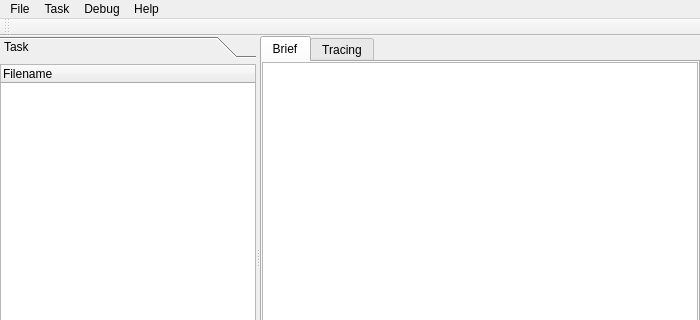
The window that index/mainframe/mainframe.ui (lishnih/index) describes before a commit, drawn with Qt 5; both pictures show x 0 to 700 and y 0 to 320 of the 700 by 500 pixel window.
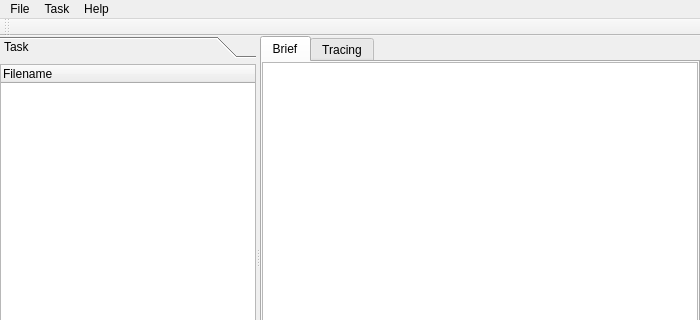
The same window after the commit.

The edit to the form file:
```diff
--- a/index/mainframe/mainframe.ui
+++ b/index/mainframe/mainframe.ui
@@ -171,7 +171,7 @@
      <x>0</x>
      <y>0</y>
      <width>700</width>
-     <height>21</height>
+     <height>26</height>
     </rect>
    </property>
    <widget class="QMenu" name="menuFile">
@@ -191,12 +191,6 @@
     <addaction name="actionAbout"/>
     <addaction name="actionAbout_Qt"/>
    </widget>
-   <widget class="QMenu" name="menuDebug">
-    <property name="title">
-     <string>Debug</string>
-    </property>
-    <addaction name="actionFile_List"/>
-   </widget>
    <widget class="QMenu" name="menuTask">
     <property name="title">
      <string>Task</string>
@@ -207,7 +201,6 @@
    </widget>
    <addaction name="menuFile"/>
    <addaction name="menuTask"/>
-   <addaction name="menuDebug"/>
    <addaction name="menuHelp"/>
   </widget>
   <widget class="QStatusBar" name="statusbar"/>
```
Left out of the diff: 42 changed lines with no effect on the pictures.
